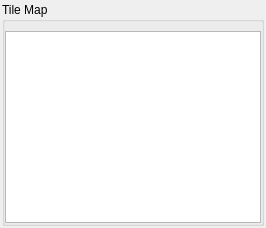
Before: the Qt Designer form Qt/widgets/tilemapwidget.ui in RocketRope/Gameboy-Emulator, drawn with Qt 5.
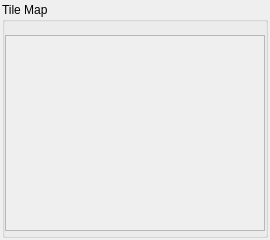
After: the same form once the commit is applied.

Diff of the .ui file:
```diff
--- a/Qt/widgets/tilemapwidget.ui
+++ b/Qt/widgets/tilemapwidget.ui
@@ -6,8 +6,8 @@
    <rect>
     <x>0</x>
     <y>0</y>
-    <width>260</width>
-    <height>218</height>
+    <width>270</width>
+    <height>240</height>
    </rect>
   </property>
   <property name="windowTitle">
@@ -49,6 +49,9 @@
       </property>
       <item>
        <widget class="QGraphicsView" name="graphicsView">
+        <property name="enabled">
+         <bool>false</bool>
+        </property>
         <property name="sizePolicy">
          <sizepolicy hsizetype="Fixed" vsizetype="Fixed">
           <horstretch>0</horstretch>
@@ -57,14 +60,14 @@
         </property>
         <property name="minimumSize">
          <size>
-          <width>256</width>
-          <height>192</height>
+          <width>260</width>
+          <height>196</height>
          </size>
         </property>
         <property name="maximumSize">
          <size>
-          <width>256</width>
-          <height>192</height>
+          <width>260</width>
+          <height>196</height>
          </size>
         </property>
         <property name="verticalScrollBarPolicy">
```
